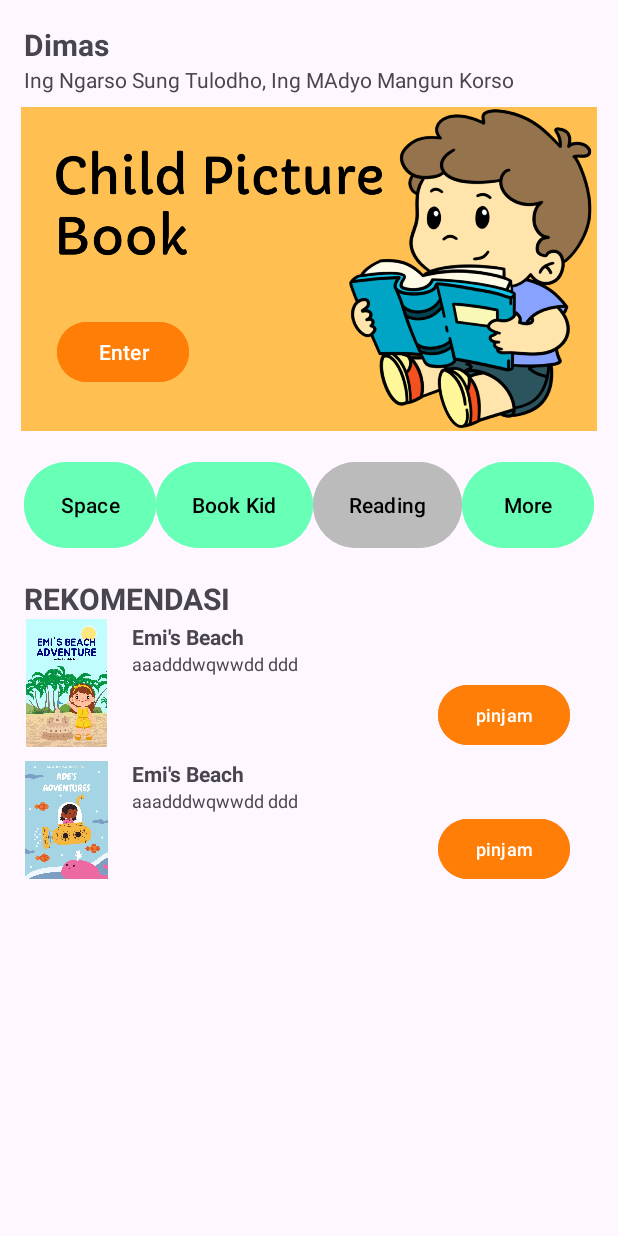
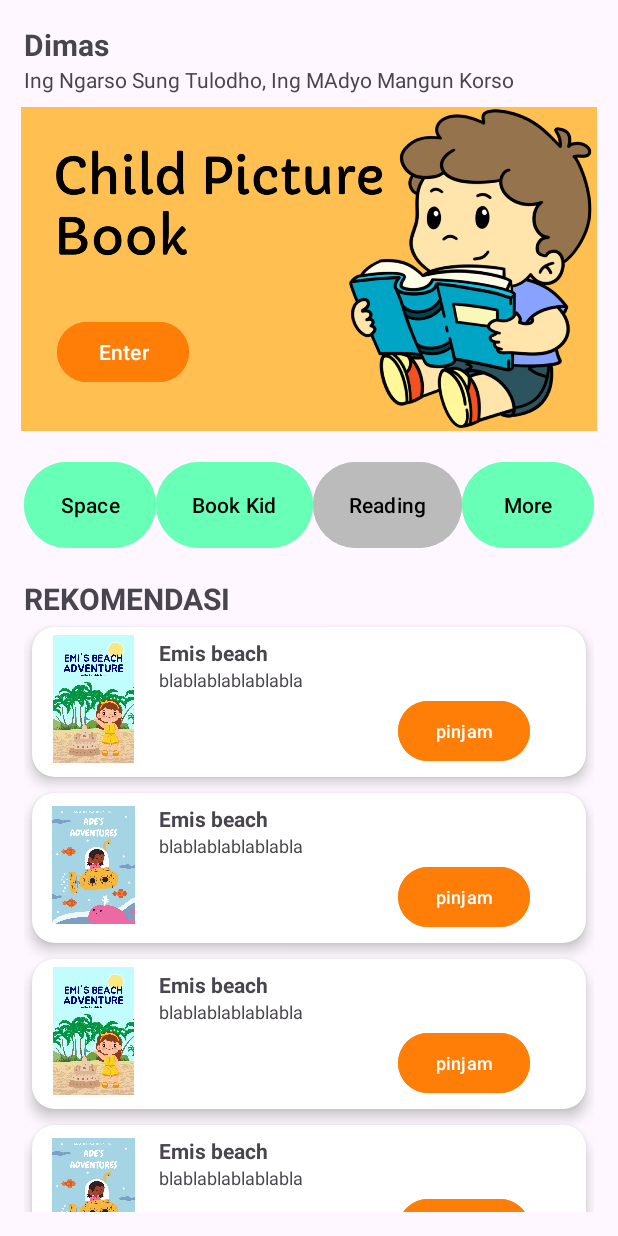
Before and after one commit to dimasmmr/projectbp2641, an Android app: the HomeActivity screen opened directly, with no data from a screen before it, on a phone screen of 412 x 824 dp. Run offline under Robolectric (Android 15) with nearby library versions, the phone set to English and light mode, and no system bars.

Commit message:
update prak 6 fragment

```diff
--- a/app/build.gradle
+++ b/app/build.gradle
@@ -41,4 +41,7 @@ dependencies {
     testImplementation 'junit:junit:4.13.2'
     androidTestImplementation 'androidx.test.ext:junit:1.1.5'
     androidTestImplementation 'androidx.test.espresso:espresso-core:3.5.1'
+
+    implementation("androidx.recyclerview:recyclerview:1.3.1")
+    implementation("androidx.cardview:cardview:1.0.0")
 }
--- /dev/null
+++ b/app/src/main/java/com/example/projectbp2641/AdapterHome.kt
@@ -0,0 +1,44 @@
+package com.example.projectbp2641
+
+import android.content.ClipData.Item
+import android.view.LayoutInflater
+import android.view.View
+import android.view.ViewGroup
+import android.widget.ImageView
+import android.widget.TextView
+import androidx.recyclerview.widget.RecyclerView
+
+class AdapterHome(private val listbuku:List<BukuModel>):
+RecyclerView.Adapter<AdapterHome.ViewHolder>(){
+
+    class ViewHolder(ItemView:View):RecyclerView.ViewHolder(ItemView){
+        val image:ImageView = itemView.findViewById(R.id.imageView2)
+        val title:TextView = itemView.findViewById(R.id.textTitle)
+        val desc:TextView = ItemView.findViewById(R.id.textView9)
+    }
+
+    override fun onCreateViewHolder(parent: ViewGroup, viewType: Int): ViewHolder {
+
+        val view = LayoutInflater.from(parent.context).inflate(
+            R.layout.card_layout_home,parent,false
+        )
+        return ViewHolder(view)
+
+    }
+
+    override fun onBindViewHolder(holder: ViewHolder, position: Int) {
+        val modelBuku = listbuku[position]
+
+        holder.image.setImageResource(modelBuku.image)
+        holder.title.text = modelBuku.title
+        holder.desc.text = modelBuku.desc
+
+    }
+
+    override fun getItemCount(): Int {
+        return listbuku.size
+
+    }
+
+
+}
--- /dev/null
+++ b/app/src/main/java/com/example/projectbp2641/BukuModel.kt
@@ -0,0 +1,4 @@
+package com.example.projectbp2641
+
+class BukuModel(var image:Int, var title:String, var desc:String) {
+}
--- a/app/src/main/java/com/example/projectbp2641/HomeActivity.kt
+++ b/app/src/main/java/com/example/projectbp2641/HomeActivity.kt
@@ -4,6 +4,9 @@ import android.content.Intent
 import androidx.appcompat.app.AppCompatActivity
 import android.os.Bundle
 import android.widget.Button
+import android.widget.LinearLayout
+import androidx.recyclerview.widget.LinearLayoutManager
+import androidx.recyclerview.widget.RecyclerView
 
 class HomeActivity : AppCompatActivity() {
     override fun onCreate(savedInstanceState: Bundle?) {
@@ -12,6 +15,21 @@ class HomeActivity : AppCompatActivity() {
 
         val btnmore: Button = findViewById(R.id.menu4   )
         val btnBook : Button = findViewById(R.id.menu2)
+        val rvBuku: RecyclerView = findViewById(R.id.recyclerViewBuku)
+
+        rvBuku.layoutManager = LinearLayoutManager(this)
+        val data = ArrayList<BukuModel>()
+        data.add(BukuModel(R.drawable.book1,"Emis beach","blablablablablabla"))
+        data.add(BukuModel(R.drawable.book2,"Emis beach","blablablablablabla"))
+        data.add(BukuModel(R.drawable.book1,"Emis beach","blablablablablabla"))
+        data.add(BukuModel(R.drawable.book2,"Emis beach","blablablablablabla"))
+        data.add(BukuModel(R.drawable.book1,"Emis beach","blablablablablabla"))
+        data.add(BukuModel(R.drawable.book2,"Emis beach","blablablablablabla"))
+
+        val adapter = AdapterHome(data)
+
+        rvBuku.adapter= adapter
+
 
         btnBook.setOnClickListener{
             val intent = Intent(this,BookKidActivity::class.java)
--- a/app/src/main/java/com/example/projectbp2641/LoginActivity.kt
+++ b/app/src/main/java/com/example/projectbp2641/LoginActivity.kt
@@ -26,7 +26,7 @@ class LoginActivity : AppCompatActivity() {
             logObj.username = txtUsername.text.toString()
             logObj.password = txtPassword.text.toString()
 
-            if(logObj.loginCheck() && true){
+            if(logObj.loginCheck() == true){
                 val intent = Intent(this, HomeActivity::class.java)
                 startActivity(intent)
             }else {
--- a/app/src/main/res/layout/activity_home.xml
+++ b/app/src/main/res/layout/activity_home.xml
@@ -119,125 +119,18 @@
       app:layout_constraintStart_toStartOf="parent"
       app:layout_constraintTop_toBottomOf="@+id/linearLayout" />
 
-  <androidx.constraintlayout.widget.ConstraintLayout
-      android:id="@+id/const2"
+  <androidx.recyclerview.widget.RecyclerView
+      android:id="@+id/recyclerViewBuku"
       android:layout_width="match_parent"
-      android:layout_height="wrap_content"
+      android:layout_height="0dp"
       android:layout_marginStart="16dp"
       android:layout_marginEnd="16dp"
+      android:layout_marginBottom="16dp"
+      app:layout_constraintBottom_toBottomOf="parent"
       app:layout_constraintEnd_toEndOf="parent"
       app:layout_constraintStart_toStartOf="parent"
-      app:layout_constraintTop_toBottomOf="@+id/textView7">
+      app:layout_constraintTop_toBottomOf="@id/textView7"/>
 
-    <ImageView
-        android:id="@+id/imageView2"
-        android:layout_width="55dp"
-        android:layout_height="85dp"
-        android:layout_marginEnd="324dp"
-        android:src="@drawable/book1"
-        app:layout_constraintEnd_toEndOf="parent"
-        app:layout_constraintStart_toStartOf="parent"
-        app:layout_constraintTop_toTopOf="parent"
-        />
 
-    <TextView
-        android:id="@+id/textView8"
-        android:layout_width="0dp"
-        android:layout_height="wrap_content"
-        android:layout_marginStart="16dp"
-        android:layout_marginTop="2dp"
-        android:text="Emi's Beach"
-        android:textSize="14dp"
-        android:textStyle="bold"
-        app:layout_constraintStart_toEndOf="@+id/imageView2"
-        app:layout_constraintTop_toTopOf="parent" />
-
-    <TextView
-        android:id="@+id/textView9"
-        android:layout_width="0dp"
-        android:layout_height="wrap_content"
-        android:layout_marginStart="16dp"
-        android:layout_marginEnd="146dp"
-        android:text="aaadddwqwwdd ddd"
-        android:textSize="12sp"
-        app:layout_constraintEnd_toEndOf="parent"
-        app:layout_constraintStart_toEndOf="@+id/imageView2"
-        app:layout_constraintTop_toBottomOf="@+id/textView8" />
-
-    <Button
-        android:id="@+id/btnborr1"
-        android:layout_width="wrap_content"
-        android:layout_height="wrap_content"
-        android:layout_marginTop="2dp"
-        android:layout_marginEnd="16dp"
-        android:layout_marginBottom="1dp"
-        app:layout_constraintBottom_toBottomOf="parent"
-        app:layout_constraintEnd_toEndOf="parent"
-        app:layout_constraintTop_toBottomOf="@+id/textView9"
-        android:text="pinjam"
-        android:textSize="12sp"
-        android:backgroundTint="#FE7e07"/>
-  </androidx.constraintlayout.widget.ConstraintLayout>
-
-  <androidx.constraintlayout.widget.ConstraintLayout
-      android:id="@+id/const222222"
-      android:layout_width="match_parent"
-      android:layout_height="wrap_content"
-      android:layout_marginStart="16dp"
-      android:layout_marginTop="2dp"
-      android:layout_marginEnd="16dp"
-      app:layout_constraintEnd_toEndOf="parent"
-      app:layout_constraintHorizontal_bias="0.0"
-      app:layout_constraintStart_toStartOf="parent"
-      app:layout_constraintTop_toBottomOf="@+id/const2">
-
-    <ImageView
-        android:id="@+id/imageView0000"
-        android:layout_width="55dp"
-        android:layout_height="85dp"
-        android:layout_marginEnd="324dp"
-        android:src="@drawable/book2"
-        app:layout_constraintEnd_toEndOf="parent"
-        app:layout_constraintStart_toStartOf="parent"
-        app:layout_constraintTop_toTopOf="parent" />
-
-    <TextView
-        android:id="@+id/textView000"
-        android:layout_width="0dp"
-        android:layout_height="wrap_content"
-        android:layout_marginStart="16dp"
-        android:layout_marginTop="2dp"
-        android:text="Emi's Beach"
-        android:textSize="14dp"
-        android:textStyle="bold"
-        app:layout_constraintStart_toEndOf="@+id/imageView0000"
-        app:layout_constraintTop_toTopOf="@+id/imageView0000" />
-
-    <TextView
-        android:id="@+id/textView988"
-        android:layout_width="0dp"
-        android:layout_height="wrap_content"
-        android:layout_marginStart="16dp"
-        android:layout_marginEnd="146dp"
-        android:text="aaadddwqwwdd ddd"
-        android:textSize="12sp"
-        app:layout_constraintEnd_toEndOf="parent"
-        app:layout_constraintHorizontal_bias="0.74"
-        app:layout_constraintStart_toEndOf="@+id/imageView0000"
-        app:layout_constraintTop_toBottomOf="@+id/textView000" />
-
-    <Button
-        android:id="@+id/btnborr7"
-        android:layout_width="wrap_content"
-        android:layout_height="wrap_content"
-        android:layout_marginEnd="16dp"
-        android:layout_marginBottom="1dp"
-        android:backgroundTint="#FE7e07"
-        android:text="pinjam"
-        android:textSize="12sp"
-        app:layout_constraintBottom_toBottomOf="parent"
-        app:layout_constraintEnd_toEndOf="parent"
-        app:layout_constraintTop_toBottomOf="@+id/textView988" />
-  </androidx.constraintlayout.widget.ConstraintLayout>
 
 </androidx.constraintlayout.widget.ConstraintLayout>
--- /dev/null
+++ b/app/src/main/res/layout/card_layout_home.xml
@@ -0,0 +1,70 @@
+<?xml version="1.0" encoding="utf-8"?>
+<androidx.cardview.widget.CardView xmlns:android="http://schemas.android.com/apk/res/android"
+    android:layout_width="match_parent"
+    android:layout_height="wrap_content"
+    xmlns:app="http://schemas.android.com/apk/res-auto"
+    android:id="@+id/card_home"
+    android:layout_margin="5dp"
+    app:cardCornerRadius="15dp"
+    app:cardElevation="5dp"
+    app:contentPadding="5dp">
+
+    <androidx.constraintlayout.widget.ConstraintLayout
+        android:id="@+id/const2"
+        android:layout_width="match_parent"
+        android:layout_height="wrap_content"
+
+        android:layout_marginEnd="16dp"
+        app:layout_constraintEnd_toEndOf="parent"
+        app:layout_constraintStart_toStartOf="parent"
+        app:layout_constraintTop_toBottomOf="@+id/textView7">
+
+        <ImageView
+            android:id="@+id/imageView2"
+            android:layout_width="55dp"
+            android:layout_height="85dp"
+            android:layout_marginStart="8dp"
+            android:src="@drawable/book1"
+            app:layout_constraintStart_toStartOf="parent"
+            app:layout_constraintTop_toTopOf="parent" />
+
+        <TextView
+            android:id="@+id/textTitle"
+            android:layout_width="0dp"
+            android:layout_height="wrap_content"
+            android:layout_marginStart="16dp"
+            android:layout_marginTop="2dp"
+            android:text="Emi's Beach"
+            android:textSize="14dp"
+            android:textStyle="bold"
+            app:layout_constraintStart_toEndOf="@+id/imageView2"
+            app:layout_constraintTop_toTopOf="parent" />
+
+        <TextView
+            android:id="@+id/textView9"
+            android:layout_width="0dp"
+            android:layout_height="wrap_content"
+            android:layout_marginStart="16dp"
+            android:layout_marginEnd="16dp"
+            android:text="aaadddwqwwdd ddd"
+            android:textSize="12sp"
+            app:layout_constraintEnd_toEndOf="parent"
+            app:layout_constraintStart_toEndOf="@+id/imageView2"
+            app:layout_constraintTop_toBottomOf="@+id/textTitle" />
+
+        <Button
+            android:id="@+id/btnborr1"
+            android:layout_width="wrap_content"
+            android:layout_height="wrap_content"
+            android:layout_marginTop="2dp"
+            android:layout_marginEnd="16dp"
+            android:layout_marginBottom="1dp"
+            app:layout_constraintBottom_toBottomOf="parent"
+            app:layout_constraintEnd_toEndOf="parent"
+            app:layout_constraintTop_toBottomOf="@+id/textView9"
+            android:text="pinjam"
+            android:textSize="12sp"
+            android:backgroundTint="#FE7e07"/>
+    </androidx.constraintlayout.widget.ConstraintLayout>
+
+</androidx.cardview.widget.CardView>
```
